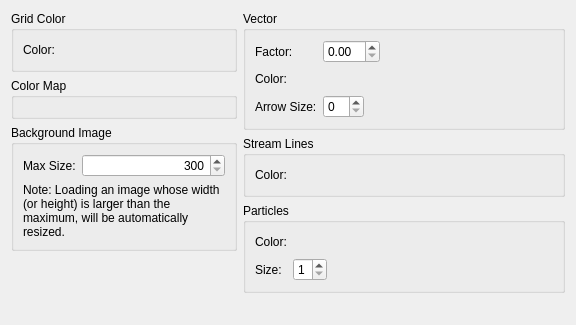
First picture: the form in libs/gui/pref/preferencepagegraphicsdefault.ui, repository i-RIC/prepost-gui, before the edit.
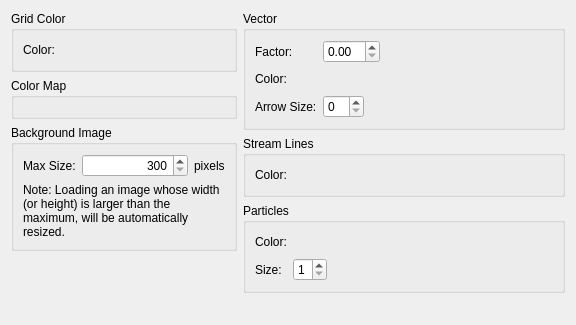
Second picture: the form after the edit. Custom widgets are drawn as their Qt base class.

Patch:
```diff
--- a/libs/gui/pref/preferencepagegraphicsdefault.ui
+++ b/libs/gui/pref/preferencepagegraphicsdefault.ui
@@ -71,7 +71,7 @@
        </property>
        <layout class="QVBoxLayout" name="verticalLayout_2">
         <item>
-         <layout class="QHBoxLayout" name="horizontalLayout_8" stretch="0,1">
+         <layout class="QHBoxLayout" name="horizontalLayout_8" stretch="0,1,0">
           <item>
            <widget class="QLabel" name="backgroundSizeLabel">
             <property name="text">
@@ -88,7 +88,14 @@
              <number>300</number>
             </property>
             <property name="maximum">
-             <number>100000</number>
+             <number>9999999</number>
+            </property>
+           </widget>
+          </item>
+          <item>
+           <widget class="QLabel" name="backgroundSizeUnitLabel">
+            <property name="text">
+             <string>pixels</string>
             </property>
            </widget>
           </item>
```
